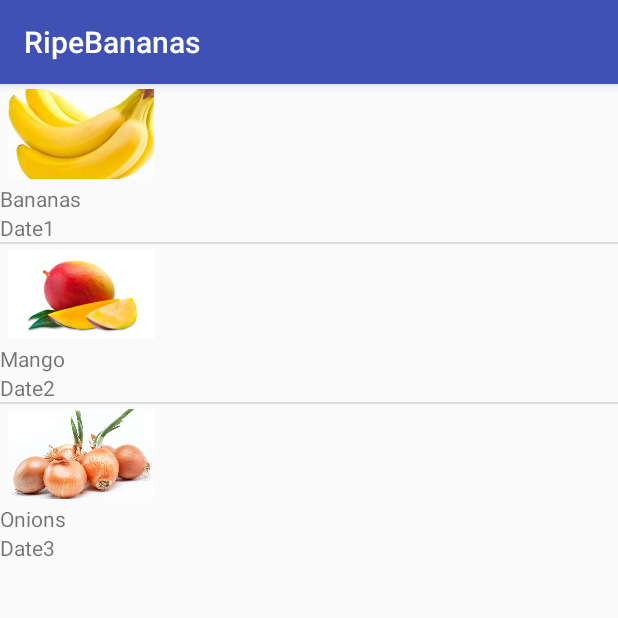
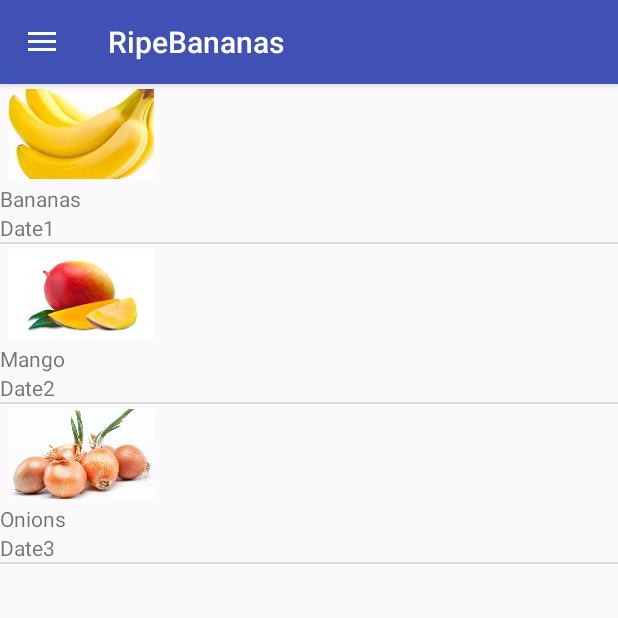
Before and after one commit to heyItsAma/RipeBananas, an Android app: the screen it shows after launch (MainActivity), on a phone screen of 412 x 824 dp, the top half of it. Run offline under Robolectric (Android 15) with nearby library versions, the phone set to English and light mode, and no system bars.

Commit message:
RipeBananas with Navigation Drawer

```diff
--- a/app/build.gradle
+++ b/app/build.gradle
@@ -19,8 +19,10 @@ android {
 }
 
 dependencies {
+    compile 'com.android.support:multidex:1.0.0'
     implementation fileTree(dir: 'libs', include: ['*.jar'])
     implementation 'com.android.support:appcompat-v7:26.1.0'
+    compile 'com.android.support:design:26.1.0'
     implementation 'com.android.support.constraint:constraint-layout:1.0.2'
     testImplementation 'junit:junit:4.12'
     androidTestImplementation 'com.android.support.test:runner:1.0.1'
--- a/app/src/main/AndroidManifest.xml
+++ b/app/src/main/AndroidManifest.xml
@@ -1,6 +1,8 @@
 <?xml version="1.0" encoding="utf-8"?>
 <manifest xmlns:android="http://schemas.android.com/apk/res/android"
     package="com.example.tehhuzzlenut.ripebananas">
+
+
 
     <application
         android:allowBackup="true"
@@ -8,7 +10,8 @@
         android:label="@string/app_name"
         android:roundIcon="@mipmap/ic_launcher_round"
         android:supportsRtl="true"
-        android:theme="@style/AppTheme">
+        android:theme="@style/AppTheme"
+        android:name="android.support.multidex.MultiDexApplication">
         <activity android:name=".MainActivity">
             <intent-filter>
                 <action android:name="android.intent.action.MAIN" />
--- a/app/src/main/java/com/example/tehhuzzlenut/ripebananas/MainActivity.java
+++ b/app/src/main/java/com/example/tehhuzzlenut/ripebananas/MainActivity.java
@@ -1,10 +1,17 @@
 package com.example.tehhuzzlenut.ripebananas;
 
+import android.support.v4.widget.DrawerLayout;
+import android.support.v7.app.ActionBarDrawerToggle;
 import android.support.v7.app.AppCompatActivity;
 import android.os.Bundle;
+import android.view.MenuItem;
 import android.widget.ListView;
 
 public class MainActivity extends AppCompatActivity {
+    //Drawer Toggle
+    private DrawerLayout drawerLayout;
+    private ActionBarDrawerToggle drawerToggle;
+
     //Custom Adapter
     ListView lst;
     String[] fruitName = {"Bananas", "Mango", "Onions"};
@@ -15,10 +22,26 @@ public class MainActivity extends AppCompatActivity {
     protected void onCreate(Bundle savedInstanceState) {
         super.onCreate(savedInstanceState);
         setContentView(R.layout.activity_main);
+        drawerLayout = (DrawerLayout) findViewById(R.id.drawer_layout);
+        drawerToggle = new ActionBarDrawerToggle(this, drawerLayout, R.string.open, R.string.close);
+        drawerLayout.addDrawerListener(drawerToggle);
+        drawerToggle.syncState();
+        getSupportActionBar().setDisplayHomeAsUpEnabled(true);
+
+
+
 
         lst = (ListView) findViewById(R.id.lst);
 
         CustomListView customListView = new CustomListView(this, fruitName, fruitExpDate, imgID);
         lst.setAdapter(customListView);
     }
+
+    @Override
+    public boolean onOptionsItemSelected(MenuItem item) {
+        if(drawerToggle.onOptionsItemSelected(item)){
+            return true;
+        }
+        return super.onOptionsItemSelected(item);
+    }
 }
--- a/app/src/main/res/layout/activity_main.xml
+++ b/app/src/main/res/layout/activity_main.xml
@@ -1,17 +1,29 @@
 <?xml version="1.0" encoding="utf-8"?>
-<android.support.constraint.ConstraintLayout xmlns:android="http://schemas.android.com/apk/res/android"
+<android.support.v4.widget.DrawerLayout xmlns:android="http://schemas.android.com/apk/res/android"
     xmlns:app="http://schemas.android.com/apk/res-auto"
     xmlns:tools="http://schemas.android.com/tools"
     android:layout_width="match_parent"
     android:layout_height="match_parent"
+    android:id="@+id/drawer_layout"
     tools:context="com.example.tehhuzzlenut.ripebananas.MainActivity">
+
+    <LinearLayout
+        android:layout_width="match_parent"
+        android:layout_height="match_parent">
+    </LinearLayout>
+
+    <android.support.design.widget.NavigationView
+        android:layout_width="match_parent"
+        android:layout_height="match_parent"
+        android:layout_gravity="left|start"
+        app:menu="@menu/navigation_menu">
+    </android.support.design.widget.NavigationView>
 
     <ListView
         android:layout_width="wrap_content"
         android:layout_height="wrap_content"
         android:id="@+id/lst"
-        android:layout_alignParentLeft="true"
         android:layout_alignParentStart="true"
         android:layout_alignParentTop="true" />
 
-</android.support.constraint.ConstraintLayout>
+</android.support.v4.widget.DrawerLayout>
--- a/app/src/main/res/menu/navigation_menu.xml
+++ b/app/src/main/res/menu/navigation_menu.xml
@@ -1,8 +1,11 @@
 <?xml version="1.0" encoding="utf-8"?>
 <menu xmlns:android="http://schemas.android.com/apk/res/android">
 
-    <item android:id="@+id/nav_account"
-        android:title="My Account"/>
+    <item android:id="@+id/nav_shoppingList"
+        android:title="My Shopping List"/>
+
+    <item android:id="@+id/nav_recipes"
+        android:title="Recipes"/>
 
     <item android:id="@+id/nav_settings"
         android:title="Settings"/>
--- a/app/src/main/res/values/strings.xml
+++ b/app/src/main/res/values/strings.xml
@@ -1,3 +1,5 @@
 <resources>
     <string name="app_name">RipeBananas</string>
+    <string name="open">Open</string>
+    <string name="close">Close</string>
 </resources>
```
